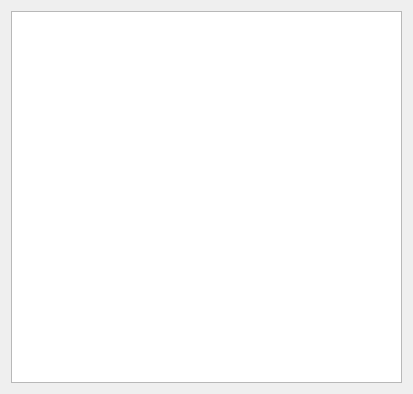
Old version of the form UiQT4/desListeParam.ui in the repository SalomePlatform/eficas_tools.
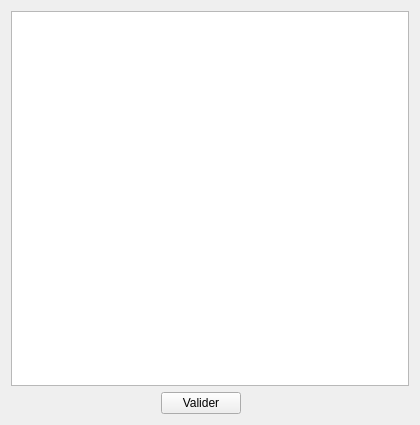
New version of the form.

What changed in the file:
```diff
--- a/UiQT4/desListeParam.ui
+++ b/UiQT4/desListeParam.ui
@@ -3,24 +3,61 @@
   <comment></comment>
   <exportmacro></exportmacro>
   <class>DLisParam</class>
-  <widget class="QWidget" name="DLisParam" >
-    <property name="geometry" >
+ <widget class="QWidget" name="DLisParam">
+  <property name="geometry">
       <rect>
         <x>0</x>
         <y>0</y>
-        <width>413</width>
-        <height>394</height>
-      </rect>
-    </property>
-    <property name="windowTitle" >
+    <width>420</width>
+    <height>425</height>
+   </rect>
+  </property>
+  <property name="windowTitle">
       <string>Sélection de paramétres</string>
     </property>
-    <layout class="QGridLayout" >
-      <item row="0" column="0" >
-        <widget class="QListWidget" name="LBParam" />
-      </item>
+  <layout class="QGridLayout" name="gridLayout">
+   <item row="0" column="0">
+    <widget class="QListWidget" name="LBParam"/>
+   </item>
+   <item row="1" column="0">
+    <layout class="QHBoxLayout" name="horizontalLayout">
+     <item>
+      <spacer name="horizontalSpacer">
+       <property name="orientation">
+        <enum>Qt::Horizontal</enum>
+       </property>
+       <property name="sizeHint" stdset="0">
+        <size>
+         <width>128</width>
+         <height>20</height>
+        </size>
+       </property>
+      </spacer>
+     </item>
+     <item>
+      <widget class="QPushButton" name="BOk">
+       <property name="text">
+        <string>Valider</string>
+       </property>
+      </widget>
+     </item>
+     <item>
+      <spacer name="horizontalSpacer_2">
+       <property name="orientation">
+        <enum>Qt::Horizontal</enum>
+       </property>
+       <property name="sizeHint" stdset="0">
+        <size>
+         <width>168</width>
+         <height>20</height>
+        </size>
+       </property>
+      </spacer>
+     </item>
     </layout>
-  </widget>
-  <layoutdefault spacing="6" margin="11" />
+   </item>
+  </layout>
+ </widget>
+ <layoutdefault spacing="6" margin="11"/>
   <pixmapfunction>qPixmapFromMimeSource</pixmapfunction>
 </ui>
```
Left out of the diff: 8 changed lines with no effect on the pictures. Lines whose indentation alone changed are shown as unchanged.
